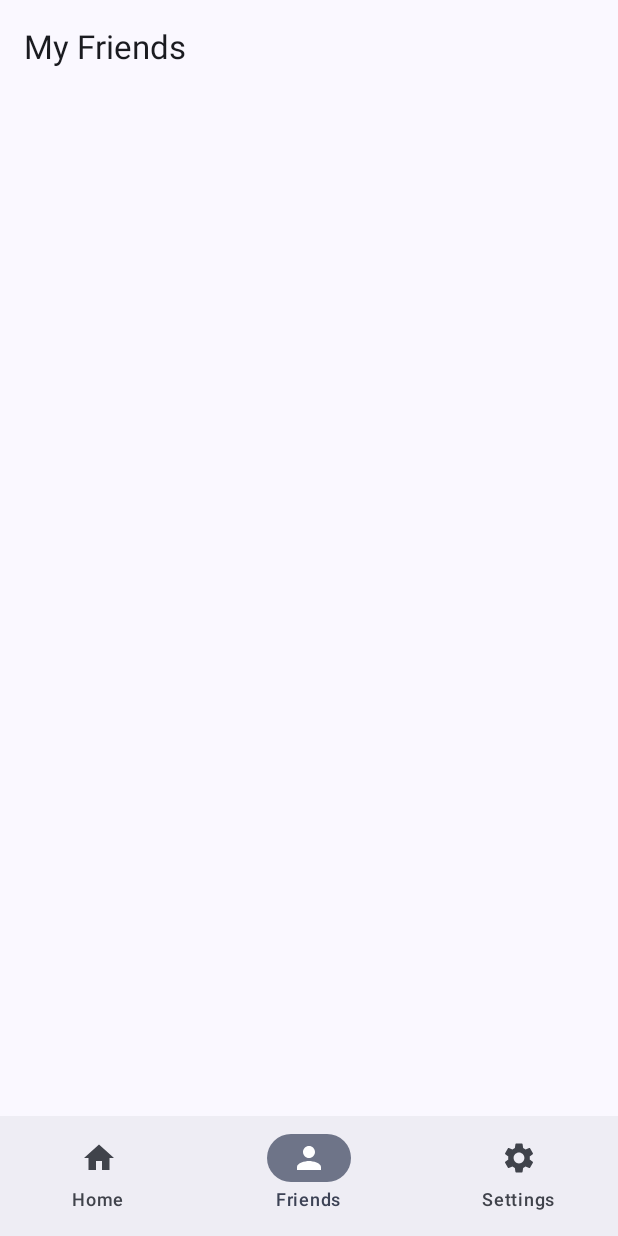
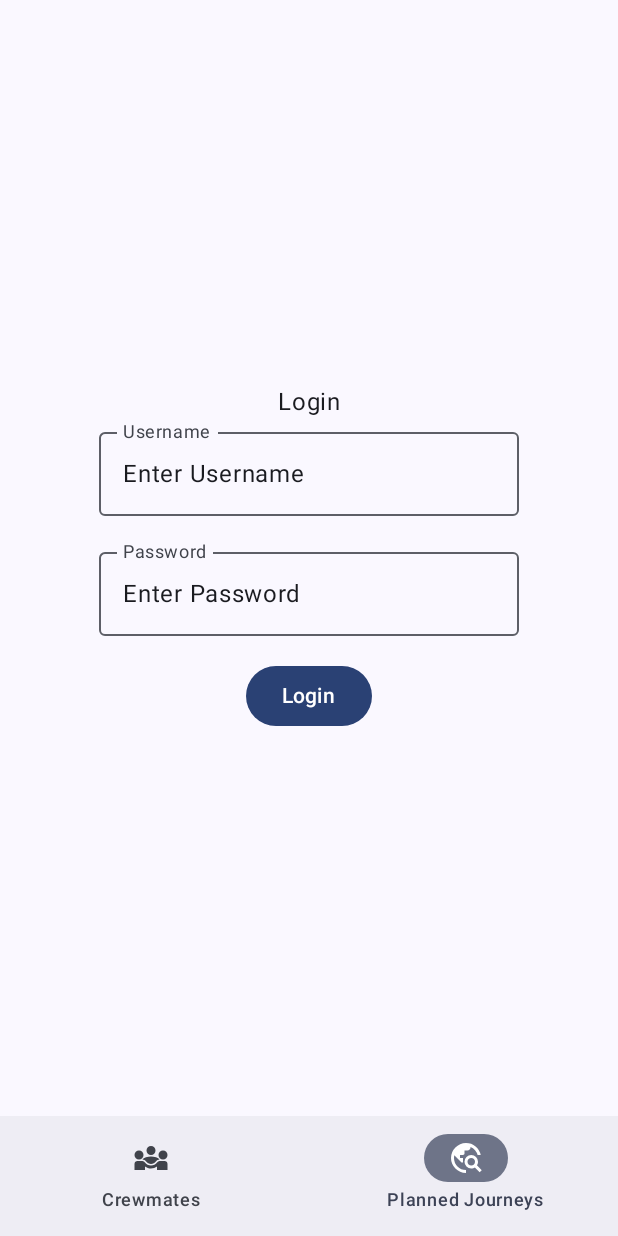
Before and after one commit to srahman30351/The-Mad-Project, an Android app built with Jetpack Compose: the screen it shows after launch (MainActivity), item 2 of the bottom bar chosen, on a phone screen of 412 x 824 dp. Run offline under Robolectric (Android 15) with nearby library versions, the phone set to English and light mode, and no system bars.

Commit message:
Bottom Sheets for Activity and User

```diff
--- a/app/src/main/java/com/example/themadproject/MainActivity.kt
+++ b/app/src/main/java/com/example/themadproject/MainActivity.kt
@@ -1,18 +1,12 @@
 package com.example.themadproject
 
 import android.os.Bundle
-import androidx.activity.ComponentActivity
 import androidx.activity.compose.setContent
 import androidx.activity.enableEdgeToEdge
 import androidx.appcompat.app.AppCompatActivity
 import androidx.compose.foundation.layout.fillMaxSize
+import androidx.compose.foundation.layout.navigationBarsPadding
 import androidx.compose.foundation.layout.padding
-import androidx.compose.material.icons.Icons
-import androidx.compose.material.icons.automirrored.filled.ArrowForward
-import androidx.compose.material.icons.filled.Home
-import androidx.compose.material.icons.filled.Person
-import androidx.compose.material.icons.filled.Settings
-import androidx.compose.material3.FloatingActionButton
 import androidx.compose.material3.Icon
 import androidx.compose.material3.NavigationBar
 import androidx.compose.material3.NavigationBarItem
@@ -20,19 +14,22 @@ import androidx.compose.material3.Scaffold
 import androidx.compose.material3.Text
 import androidx.compose.runtime.getValue
 import androidx.compose.runtime.mutableIntStateOf
+import androidx.compose.runtime.mutableStateOf
 import androidx.compose.runtime.remember
 import androidx.compose.runtime.setValue
 import androidx.compose.ui.Modifier
+import androidx.compose.ui.res.painterResource
 import androidx.navigation.compose.NavHost
 import androidx.navigation.compose.composable
 import androidx.navigation.compose.rememberNavController
-import com.example.myapplication.view.HomeScreen
 import com.example.myapplication.view.LoginScreen
 import com.example.myapplication.view.SettingsScreen
-import com.example.myapplication.view.UserScreen
-import com.example.myapplication.view.navigation.NavItem
+import com.example.myapplication.view.navigation.MapBackground
+import com.example.myapplication.view.navigation.SheetItem
 import com.example.myapplication.view.navigation.Screen
 import com.example.themadproject.ui.theme.TheMADProjectTheme
+import com.example.themadproject.view.ActivityBottomSheet
+import com.example.themadproject.view.UserBottomSheet
 
 class MainActivity : AppCompatActivity() {
     override fun onCreate(savedInstanceState: Bundle?) {
@@ -40,30 +37,35 @@ class MainActivity : AppCompatActivity() {
         enableEdgeToEdge()
         setContent {
             TheMADProjectTheme {
-                var selectedIndex by remember { mutableIntStateOf(0) }
                 val navController = rememberNavController()
-                val navItems = listOf(
-                    NavItem("Home", Icons.Default.Home, Screen.HomeScreen.route),
-                    NavItem("Friends", Icons.Default.Person, Screen.UserScreen.route),
-                    NavItem("Settings", Icons.Default.Settings, Screen.SettingsScreen.route)
+                var friendSheetState by remember { mutableStateOf(false) }
+                var activitySheetState by remember { mutableStateOf(false) }
+
+                val sheetItems = listOf(
+                    SheetItem(
+                        "Crewmates", R.drawable.friends, friendSheetState,
+                        onShow = { friendSheetState = true },
+                        onDismiss = { friendSheetState = false }),
+                    SheetItem(
+                        "Planned Journeys", R.drawable.travel, activitySheetState,
+                        onShow = { activitySheetState = true },
+                        onDismiss = { activitySheetState = false }
+                    )
                 )
-
                 Scaffold(
                     modifier = Modifier.fillMaxSize(),
                     bottomBar = {
                         NavigationBar {
-                            navItems.forEachIndexed { index, navItem ->
+                            sheetItems.forEachIndexed { index, item ->
                                 NavigationBarItem(
-                                    selected = selectedIndex == index,
-                                    onClick = {
-                                        selectedIndex = index
-                                        navController.navigate(navItem.route)
-                                    },
+                                    selected = item.state,
+                                    onClick = item.onShow,
                                     icon = {
-                                        Icon(imageVector = navItem.icon, contentDescription = "${navItem.label} icon")
+                                        Icon(painter = painterResource(item.icon),
+                                            contentDescription = "${item.label} icon")
                                     },
                                     label = {
-                                        Text(text = navItem.label)
+                                        Text(text = item.label)
                                     }
                                 )
                             }
@@ -72,16 +74,22 @@ class MainActivity : AppCompatActivity() {
                 ) { innerPadding ->
                     NavHost(
                         navController = navController,
-                        startDestination = Screen.HomeScreen.route,
+                        startDestination = Screen.LoginScreen.route,
                         modifier = Modifier.padding(innerPadding),
                         builder= {
-                            composable(Screen.HomeScreen.route)
+                            composable(Screen.MapScreen.route)
                             {
-                                HomeScreen(navController)
-                            }
-                            composable(Screen.UserScreen.route)
-                            {
-                                UserScreen(navController)
+                                if (friendSheetState) {
+                                    UserBottomSheet(
+                                        onDismiss = { friendSheetState = false }
+                                    )
+                                }
+                                if (activitySheetState) {
+                                    ActivityBottomSheet(
+                                        onDismiss = { activitySheetState = false }
+                                    )
+                                }
+                                MapBackground(modifier = Modifier.fillMaxSize())
                             }
                             composable(Screen.SettingsScreen.route)
                             {
--- a/app/src/main/java/com/example/themadproject/view/UserScreen.kt
+++ b/app/src/main/java/com/example/themadproject/view/ActivityBottomSheet.kt
@@ -1,60 +1,61 @@
-package com.example.myapplication.view
-import androidx.compose.foundation.layout.Arrangement
+package com.example.themadproject.view
+
 import androidx.compose.foundation.layout.Column
-import androidx.compose.foundation.layout.Row
-import androidx.compose.foundation.layout.fillMaxSize
 import androidx.compose.foundation.layout.fillMaxWidth
+import androidx.compose.foundation.layout.navigationBarsPadding
 import androidx.compose.foundation.layout.padding
 import androidx.compose.foundation.lazy.LazyColumn
 import androidx.compose.foundation.lazy.items
-import androidx.compose.material3.Button
 import androidx.compose.material3.Card
 import androidx.compose.material3.CardDefaults
 import androidx.compose.material3.ExperimentalMaterial3Api
-import androidx.compose.material3.Scaffold
+import androidx.compose.material3.ModalBottomSheet
 import androidx.compose.material3.Text
-import androidx.compose.material3.TopAppBar
+import androidx.compose.material3.rememberModalBottomSheetState
 import androidx.compose.runtime.Composable
 import androidx.compose.runtime.collectAsState
-import androidx.compose.ui.Alignment
 import androidx.compose.ui.Modifier
 import androidx.compose.ui.graphics.Color
 import androidx.compose.ui.text.font.FontWeight
 import androidx.compose.ui.text.style.TextOverflow
 import androidx.compose.ui.unit.dp
 import androidx.lifecycle.viewmodel.compose.viewModel
-import androidx.navigation.NavController
-import com.example.myapplication.model.data.User
+import com.example.myapplication.model.data.Activity
 import com.example.myapplication.viewmodel.StaySafeViewModel
 
 @OptIn(ExperimentalMaterial3Api::class)
 @Composable
-fun UserScreen(navController: NavController, viewModel: StaySafeViewModel = viewModel()){
-    val users = viewModel.users.collectAsState().value
-    Scaffold(
-        topBar = {
-            TopAppBar (
-                { Text("My Friends") }
-            )
-        }
-    ) {
-        innerPadding ->
-        LazyColumn(modifier = Modifier.padding(innerPadding)) {
-            items(users) { user ->
-                UserCard(user)
+fun ActivityBottomSheet(
+    onDismiss: () -> Unit,
+    viewModel: StaySafeViewModel = viewModel(),
+){
+
+    val activities = viewModel.activities.collectAsState().value
+    if (activities.isNotEmpty()) {
+        val sheetState = rememberModalBottomSheetState()
+        ModalBottomSheet(
+            modifier = Modifier.navigationBarsPadding(),
+            sheetState = sheetState,
+            scrimColor = Color.Transparent,
+            onDismissRequest = onDismiss
+        ) {
+            LazyColumn {
+                items(activities) { activity ->
+                    ActivityCard(activity)
+                }
             }
         }
     }
 }
 
 @Composable
-fun UserCard(user: User) {
+fun ActivityCard(activity: Activity) {
     Card(
         modifier = Modifier
             .fillMaxWidth()
             .padding(vertical = 8.dp, horizontal = 8.dp),
         colors = CardDefaults.cardColors(
-            containerColor = Color(0xff57B4BA)
+            containerColor = Color(0xffA3C9A8)
         ),
         onClick = { }
     ) {
@@ -64,21 +65,20 @@ fun UserCard(user: User) {
                 .padding(vertical = 8.dp, horizontal = 12.dp),
         ) {
             Text(
-                text = user.UserUsername,
+                text = activity.ActivityName,
                 fontWeight = FontWeight.Black,
                 overflow = TextOverflow.Ellipsis,
                 maxLines = 2,
             )
             Text(
-                text = "${user.UserFirstname} ${user.UserLastname}",
-                fontWeight = FontWeight.Bold,
+                text = "${activity.ActivityFromName} to",
                 overflow = TextOverflow.Ellipsis,
                 maxLines = 2,
             )
             Text(
-                text = user.UserPhone,
+                text = activity.ActivityToName ?: "",
                 overflow = TextOverflow.Ellipsis,
-                maxLines = 1
+                maxLines = 2
             )
         }
     }
--- a/app/src/main/java/com/example/themadproject/view/HomeScreen.kt
+++ /dev/null
@@ -1,18 +0,0 @@
-package com.example.myapplication.view
-
-import androidx.compose.runtime.Composable
-import androidx.compose.runtime.collectAsState
-import com.example.myapplication.viewmodel.StaySafeViewModel
-import com.example.myapplication.view.navigation.MapBackground
-import androidx.lifecycle.viewmodel.compose.viewModel
-import androidx.navigation.NavController
-
-@Composable
-fun HomeScreen(navController: NavController, viewModel: StaySafeViewModel = viewModel()){
-
-    val locations = viewModel.locations.collectAsState().value
-    if (locations.isNotEmpty()) {
-        println(locations[0].toString())
-        MapBackground()
-    }
-    }
--- a/app/src/main/java/com/example/themadproject/view/LoginScreen.kt
+++ b/app/src/main/java/com/example/themadproject/view/LoginScreen.kt
@@ -16,6 +16,7 @@ import androidx.compose.ui.Alignment
 import androidx.compose.ui.Modifier
 import androidx.compose.ui.unit.dp
 import androidx.navigation.NavController
+import com.example.myapplication.view.navigation.Screen
 
 @Composable
 fun LoginScreen(navController: NavController){
@@ -41,7 +42,7 @@ fun LoginScreen(navController: NavController){
         Spacer(modifier = Modifier.height(16.dp) )
 
         Button(onClick = {
-            navController.navigate("home_screen")
+            navController.navigate(Screen.MapScreen.route)
         }) {
             Text(text = "Login")
         }
--- a/app/src/main/java/com/example/themadproject/view/navigation/NavItem.kt
+++ /dev/null
@@ -1,9 +0,0 @@
-package com.example.myapplication.view.navigation
-
-import androidx.compose.ui.graphics.vector.ImageVector
-
-data class NavItem(
-    val label: String,
-    val icon: ImageVector,
-    val route: String
-)
--- a/app/src/main/java/com/example/themadproject/view/navigation/Screen.kt
+++ b/app/src/main/java/com/example/themadproject/view/navigation/Screen.kt
@@ -1,8 +1,7 @@
 package com.example.myapplication.view.navigation
 
 sealed class Screen(val route: String) {
-    object HomeScreen: Screen("home_screen")
-    object UserScreen : Screen("user_screen")
+    object MapScreen: Screen("map_screen")
     object LoginScreen : Screen("login_screen")
     object SettingsScreen : Screen("settings_screen")
 }
--- /dev/null
+++ b/app/src/main/java/com/example/themadproject/view/navigation/SheetItem.kt
@@ -0,0 +1,11 @@
+package com.example.myapplication.view.navigation
+
+import androidx.compose.runtime.MutableState
+
+data class SheetItem(
+    val label: String,
+    val icon: Int,
+    val state: Boolean,
+    val onShow: () -> Unit,
+    val onDismiss: () -> Unit
+)
--- a/app/src/main/java/com/example/themadproject/viewmodel/StaySafeViewModel.kt
+++ b/app/src/main/java/com/example/themadproject/viewmodel/StaySafeViewModel.kt
@@ -34,6 +34,7 @@ class StaySafeViewModel : ViewModel() {
         viewModelScope.launch {
             getLocations()
             getUsers()
+            getActivities()
         }
     }
 
--- /dev/null
+++ b/app/src/main/res/drawable/friends.xml
@@ -0,0 +1,9 @@
+<vector xmlns:android="http://schemas.android.com/apk/res/android"
+    android:width="24dp"
+    android:height="24dp"
+    android:viewportWidth="960"
+    android:viewportHeight="960">
+  <path
+      android:pathData="M40,800v-160q0,-34 23.5,-57t56.5,-23h131q20,0 38,10t29,27q29,39 71.5,61t90.5,22q49,0 91.5,-22t70.5,-61q13,-17 30.5,-27t36.5,-10h131q34,0 57,23t23,57v160L640,800v-91q-35,25 -75.5,38T480,760q-43,0 -84,-13.5T320,708v92L40,800ZM480,640q-38,0 -72,-17.5T351,574q-17,-25 -42.5,-39.5T253,520q22,-37 93,-58.5T480,440q63,0 134,21.5t93,58.5q-29,0 -55,14.5T609,574q-22,32 -56,49t-73,17ZM160,520q-50,0 -85,-35t-35,-85q0,-51 35,-85.5t85,-34.5q51,0 85.5,34.5T280,400q0,50 -34.5,85T160,520ZM800,520q-50,0 -85,-35t-35,-85q0,-51 35,-85.5t85,-34.5q51,0 85.5,34.5T920,400q0,50 -34.5,85T800,520ZM480,400q-50,0 -85,-35t-35,-85q0,-51 35,-85.5t85,-34.5q51,0 85.5,34.5T600,280q0,50 -34.5,85T480,400Z"
+      android:fillColor="#1f1f1f"/>
+</vector>
--- /dev/null
+++ b/app/src/main/res/drawable/travel.xml
@@ -0,0 +1,9 @@
+<vector xmlns:android="http://schemas.android.com/apk/res/android"
+    android:width="24dp"
+    android:height="24dp"
+    android:viewportWidth="960"
+    android:viewportHeight="960">
+  <path
+      android:pathData="M480,880q-83,0 -156,-31.5T197,763q-54,-54 -85.5,-127T80,480q0,-83 31.5,-156T197,197q54,-54 127,-85.5T480,80q146,0 255.5,91.5T872,401h-82q-19,-73 -68.5,-130.5T600,184v16q0,33 -23.5,56.5T520,280h-80v80q0,17 -11.5,28.5T400,400h-80v80h80v120h-40L168,408q-3,18 -5.5,36t-2.5,36q0,131 92,225t228,95v80ZM844,860L716,732q-21,12 -45,20t-51,8q-75,0 -127.5,-52.5T440,580q0,-75 52.5,-127.5T620,400q75,0 127.5,52.5T800,580q0,27 -8,51t-20,45l128,128 -56,56ZM620,680q42,0 71,-29t29,-71q0,-42 -29,-71t-71,-29q-42,0 -71,29t-29,71q0,42 29,71t71,29Z"
+      android:fillColor="#1f1f1f"/>
+</vector>
```
Also changed, not shown: app/src/main/java/com/example/themadproject/model/data/Activity.kt (+4 -4 lines), app/src/main/java/com/example/themadproject/model/data/Position.kt (+2 -5 lines), app/src/main/java/com/example/themadproject/model/data/User.kt (+6 -7 lines), app/src/main/java/com/example/themadproject/view/UserBottomSheet.kt (added, +92 -0 lines).
